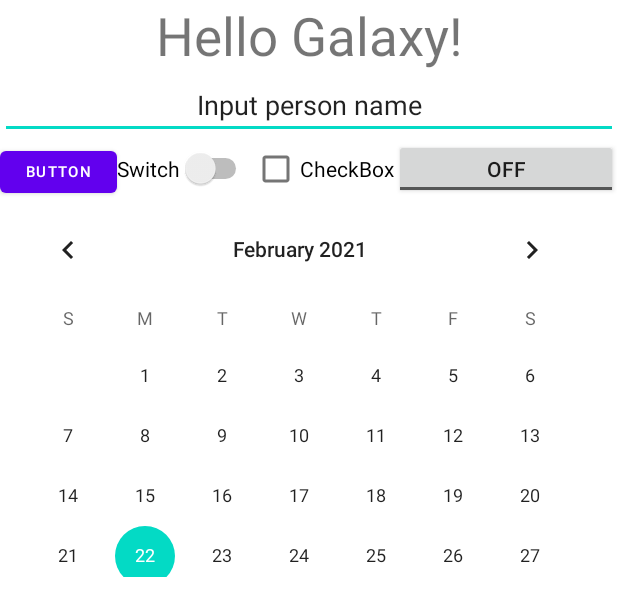
After one commit to UlfKornelius/Calculate, an Android app: the layout homework1_task1.xml on its own in the app's theme, with its tools: preview values and no code run, on a phone screen of 412 x 824 dp. The commit adds this screen. Shown: the top 616 px of the screen. Run offline under Robolectric (Android 15) with nearby library versions, the phone set to English and light mode, and no system bars.

Commit message:
Homework №1

```diff
--- a/app/src/main/res/layout/activity_main.xml
+++ b/app/src/main/res/layout/activity_main.xml
@@ -8,13 +8,13 @@
         android:id="@+id/input1"
         android:layout_width="120dp"
         android:layout_height="wrap_content"
-        android:text="TextView" />
+        android:text="Numerator" />
 
     <EditText
         android:id="@+id/input2"
         android:layout_width="120dp"
         android:layout_height="wrap_content"
-        android:text="TextView" />
+        android:text="Denominator" />
 
     <Button
         android:id="@+id/button"
@@ -27,5 +27,5 @@
         android:layout_width="wrap_content"
         android:layout_height="wrap_content"
         android:textSize="24sp"
-        android:text="TextView" />
+        android:text="Result" />
 </LinearLayout>
--- /dev/null
+++ b/app/src/main/res/layout/homework1_task1.xml
@@ -0,0 +1,65 @@
+<?xml version="1.0" encoding="utf-8"?>
+<LinearLayout xmlns:android="http://schemas.android.com/apk/res/android"
+    xmlns:app="http://schemas.android.com/apk/res-auto"
+    android:layout_width="match_parent"
+    android:layout_height="match_parent"
+    android:orientation="vertical">
+
+    <TextView
+        android:id="@+id/mainText"
+        android:layout_width="match_parent"
+        android:layout_height="wrap_content"
+        android:gravity="center"
+        android:text="Hello Galaxy!"
+        android:textSize="35sp"
+        app:layout_conststrainBottom_toBottomOf="parent"
+        app:layout_conststrainLeft_toLeftOf="parent"
+        app:layout_conststrainLeft_toRightOf="parent"
+        app:layout_conststrainLeft_toTopOf="parent" />
+
+    <EditText
+        android:id="@+id/inputPersonName"
+        android:layout_width="match_parent"
+        android:layout_height="wrap_content"
+        android:gravity="center"
+        android:text="Input person name" />
+
+    <LinearLayout
+        android:layout_width="match_parent"
+        android:layout_height="40dp">
+
+        <Button
+            android:id="@+id/button2"
+            android:layout_width="78dp"
+            android:layout_height="wrap_content"
+            android:text="Button"
+            android:textSize="10dp" />
+
+        <Switch
+            android:id="@+id/switch1"
+            android:layout_width="wrap_content"
+            android:layout_height="wrap_content"
+            android:text="Switch" />
+
+        <CheckBox
+            android:id="@+id/checkBox"
+            android:layout_width="wrap_content"
+            android:layout_height="wrap_content"
+            android:text="CheckBox" />
+
+        <ToggleButton
+            android:id="@+id/toggleButton"
+            android:layout_width="49dp"
+            android:layout_height="40dp"
+            android:layout_weight="1"
+            android:text="ToggleButton" />
+
+    </LinearLayout>
+
+    <CalendarView
+        android:id="@+id/calendarView2"
+        android:layout_width="400dp"
+        android:layout_height="252dp" />
+
+
+</LinearLayout>
```
Also changed, not shown: app/src/main/res/layout/hw1_task2.xml (added, +58 -0 lines).
